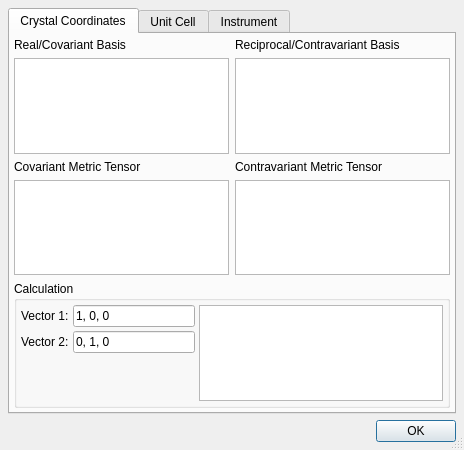
Qt form ui/real_params.ui (t-weber/takin) before a commit.
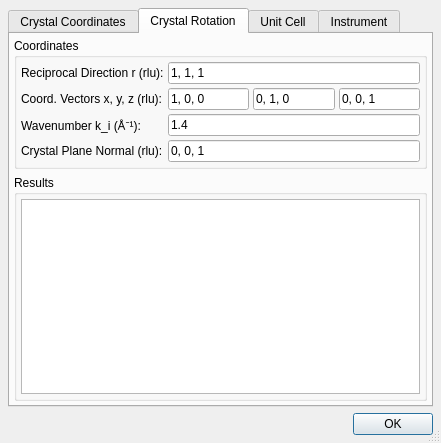
The same form after that commit. The open tabs and pages were chosen to show the change.

Commit message: added crystal rotation dialog

```diff
--- a/ui/real_params.ui
+++ b/ui/real_params.ui
@@ -6,8 +6,8 @@
    <rect>
     <x>0</x>
     <y>0</y>
-    <width>464</width>
-    <height>450</height>
+    <width>441</width>
+    <height>443</height>
    </rect>
   </property>
   <property name="windowTitle">
@@ -165,6 +165,141 @@
        </item>
       </layout>
      </widget>
+     <widget class="QWidget" name="tab_4">
+      <attribute name="title">
+       <string>Crystal Rotation</string>
+      </attribute>
+      <layout class="QGridLayout" name="gridLayout_10">
+       <property name="margin">
+        <number>4</number>
+       </property>
+       <item row="0" column="0">
+        <widget class="QGroupBox" name="groupBox_2">
+         <property name="title">
+          <string>Coordinates</string>
+         </property>
+         <layout class="QGridLayout" name="gridLayout_8">
+          <property name="margin">
+           <number>4</number>
+          </property>
+          <property name="spacing">
+           <number>4</number>
+          </property>
+          <item row="0" column="0">
+           <widget class="QLabel" name="label_15">
+            <property name="text">
+             <string>Reciprocal Direction r (rlu):</string>
+            </property>
+           </widget>
+          </item>
+          <item row="0" column="1" colspan="3">
+           <widget class="QLineEdit" name="editRotCoords">
+            <property name="toolTip">
+             <string>Bragg peak.</string>
+            </property>
+            <property name="text">
+             <string>1, 1, 1</string>
+            </property>
+           </widget>
+          </item>
+          <item row="1" column="0">
+           <widget class="QLabel" name="label_18">
+            <property name="text">
+             <string>Coord. Vectors x, y, z (rlu):</string>
+            </property>
+           </widget>
+          </item>
+          <item row="1" column="1">
+           <widget class="QLineEdit" name="editRotBaseX">
+            <property name="toolTip">
+             <string>Basis x reflection.</string>
+            </property>
+            <property name="text">
+             <string>1, 0, 0</string>
+            </property>
+           </widget>
+          </item>
+          <item row="1" column="2">
+           <widget class="QLineEdit" name="editRotBaseY">
+            <property name="toolTip">
+             <string>Basis y reflection.</string>
+            </property>
+            <property name="text">
+             <string>0, 1, 0</string>
+            </property>
+           </widget>
+          </item>
+          <item row="1" column="3">
+           <widget class="QLineEdit" name="editRotBaseZ">
+            <property name="toolTip">
+             <string>Basis z reflection.</string>
+            </property>
+            <property name="text">
+             <string>0, 0, 1</string>
+            </property>
+            <property name="readOnly">
+             <bool>true</bool>
+            </property>
+           </widget>
+          </item>
+          <item row="2" column="0">
+           <widget class="QLabel" name="label_16">
+            <property name="text">
+             <string>Wavenumber k_i (Å⁻¹):</string>
+            </property>
+           </widget>
+          </item>
+          <item row="2" column="1" colspan="3">
+           <widget class="QLineEdit" name="editRotKi">
+            <property name="text">
+             <string>1.4</string>
+            </property>
+           </widget>
+          </item>
+          <item row="3" column="0">
+           <widget class="QLabel" name="label_17">
+            <property name="text">
+             <string>Crystal Plane Normal (rlu):</string>
+            </property>
+           </widget>
+          </item>
+          <item row="3" column="1" colspan="3">
+           <widget class="QLineEdit" name="editRotNorm">
+            <property name="toolTip">
+             <string>Normal &quot;up&quot; vector.</string>
+            </property>
+            <property name="text">
+             <string>0, 0, 1</string>
+            </property>
+           </widget>
+          </item>
+         </layout>
+        </widget>
+       </item>
+       <item row="1" column="0">
+        <widget class="QGroupBox" name="groupBox_5">
+         <property name="title">
+          <string>Results</string>
+         </property>
+         <layout class="QGridLayout" name="gridLayout_9">
+          <property name="margin">
+           <number>4</number>
+          </property>
+          <property name="spacing">
+           <number>4</number>
+          </property>
+          <item row="0" column="0">
+           <widget class="QTextEdit" name="editCalcRot">
+            <property name="readOnly">
+             <bool>true</bool>
+            </property>
+           </widget>
+          </item>
+         </layout>
+        </widget>
+       </item>
+      </layout>
+     </widget>
      <widget class="QWidget" name="tab_2">
       <attribute name="title">
        <string>Unit Cell</string>
```
Left out of the diff: 17 changed lines with no effect on the pictures. The commit also changes 3 other files.
